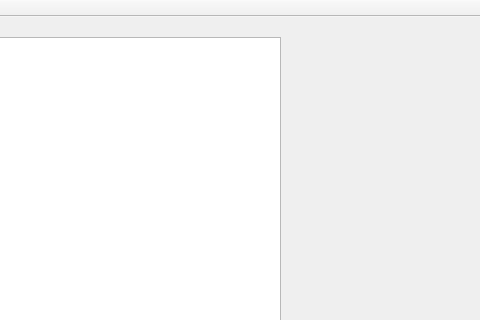
eugene195/ParticleSystem, file mainwindow.ui: the form before one commit; both pictures show x 210 to 690 and y 0 to 320 of the 690 by 458 pixel window.
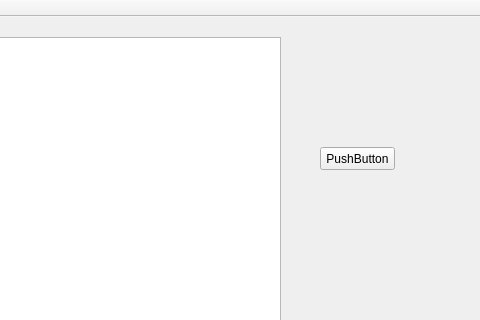
The form after the commit.

```diff
--- a/mainwindow.ui
+++ b/mainwindow.ui
@@ -24,6 +24,19 @@
      </rect>
     </property>
    </widget>
+   <widget class="QPushButton" name="pushButton">
+    <property name="geometry">
+     <rect>
+      <x>530</x>
+      <y>130</y>
+      <width>75</width>
+      <height>23</height>
+     </rect>
+    </property>
+    <property name="text">
+     <string>PushButton</string>
+    </property>
+   </widget>
   </widget>
   <widget class="QMenuBar" name="menuBar">
    <property name="geometry">
```
